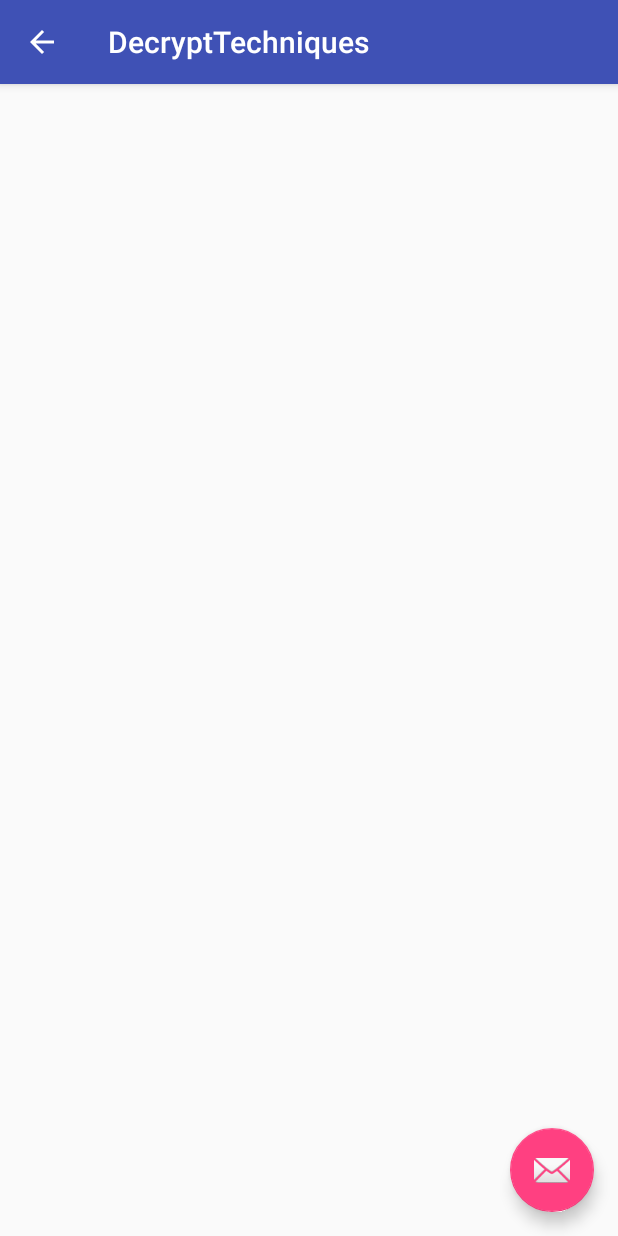
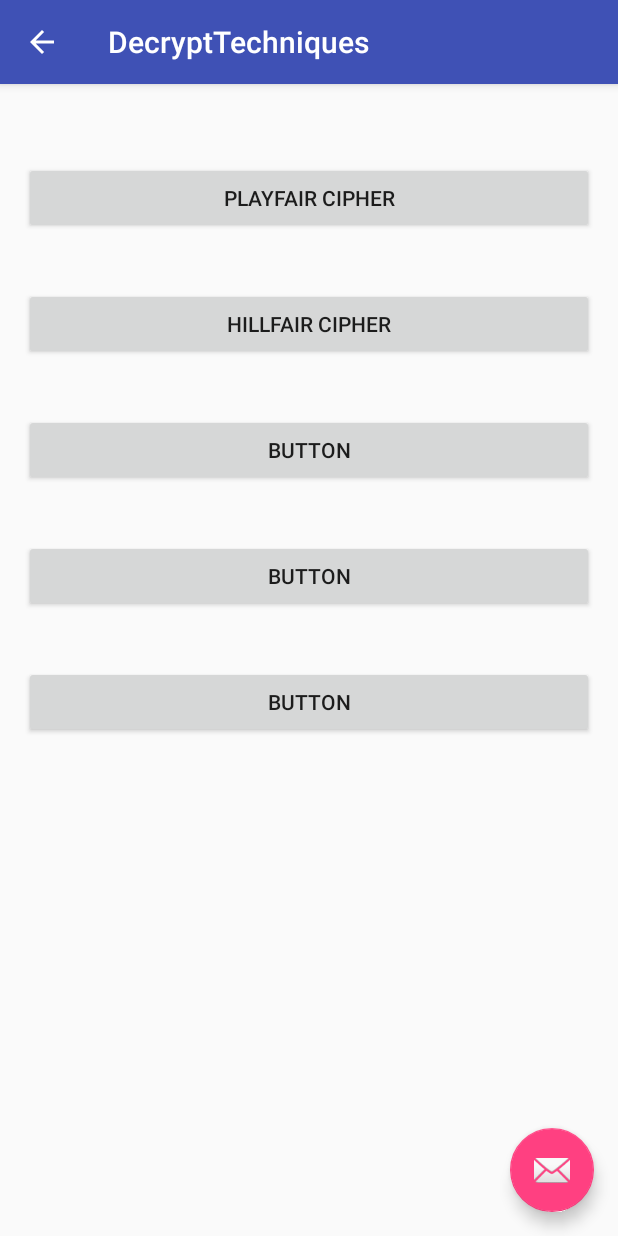
Before and after one commit to AmoliShah/cryptography-app, an Android app: the DecryptTechniques screen opened directly, with no data from a screen before it, on a phone screen of 412 x 824 dp. Run offline under Robolectric (Android 15) with nearby library versions, the phone set to English and light mode, and no system bars.

Commit message:
More Ciphers added

```diff
--- a/app/src/main/res/layout/content_decrypt_techniques.xml
+++ b/app/src/main/res/layout/content_decrypt_techniques.xml
@@ -13,4 +13,55 @@
     tools:context="com.example.amolishah.bestprice.DecryptTechniques"
     tools:showIn="@layout/activity_decrypt_techniques">
 
+    <Button
+        android:text="Playfair Cipher"
+        android:layout_width="wrap_content"
+        android:layout_height="wrap_content"
+        android:layout_alignParentTop="true"
+        android:layout_marginTop="36dp"
+        android:id="@+id/button5"
+        android:onClick="PFD"
+        android:layout_alignParentStart="true"
+        android:layout_alignParentEnd="true" />
+
+    <Button
+        android:text="Hillfair Cipher"
+        android:layout_width="wrap_content"
+        android:layout_height="wrap_content"
+        android:layout_below="@+id/button5"
+        android:layout_marginTop="36dp"
+        android:id="@+id/button6"
+        android:layout_alignParentEnd="true"
+        android:layout_alignParentStart="true" />
+
+    <Button
+        android:text="Button"
+        android:layout_width="wrap_content"
+        android:layout_height="wrap_content"
+        android:id="@+id/button7"
+        android:layout_below="@+id/button6"
+        android:layout_alignParentStart="true"
+        android:layout_marginTop="36dp"
+        android:layout_alignParentEnd="true" />
+
+    <Button
+        android:text="Button"
+        android:layout_width="wrap_content"
+        android:layout_height="wrap_content"
+        android:layout_below="@+id/button7"
+        android:layout_marginTop="36dp"
+        android:id="@+id/button8"
+        android:layout_alignParentEnd="true"
+        android:layout_alignParentStart="true" />
+
+    <Button
+        android:text="Button"
+        android:layout_width="wrap_content"
+        android:layout_height="wrap_content"
+        android:layout_below="@+id/button8"
+        android:layout_marginTop="36dp"
+        android:id="@+id/button9"
+        android:layout_alignParentEnd="true"
+        android:layout_alignParentStart="true" />
+
 </RelativeLayout>
--- a/app/src/main/res/layout/content_encrypt_techniques.xml
+++ b/app/src/main/res/layout/content_encrypt_techniques.xml
@@ -25,11 +25,12 @@
         android:layout_alignParentEnd="true" />
 
     <Button
-        android:text="Button"
+        android:text="Hillfair Cipher"
         android:layout_width="wrap_content"
         android:layout_height="wrap_content"
         android:layout_below="@+id/button5"
         android:layout_marginTop="36dp"
+        android:onClick="HFC"
         android:id="@+id/button6"
         android:layout_alignParentEnd="true"
         android:layout_alignParentStart="true" />
```
Also changed, not shown: app/src/main/java/com/example/amolishah/bestprice/DecryptTechniques.java (+196 -0 lines), app/src/main/java/com/example/amolishah/bestprice/Decryption.java (+9 -1 lines), app/src/main/java/com/example/amolishah/bestprice/EncryptTechniques.java (+132 -2 lines), app/src/main/res/layout/content_decryption.xml (+18 -8 lines).
